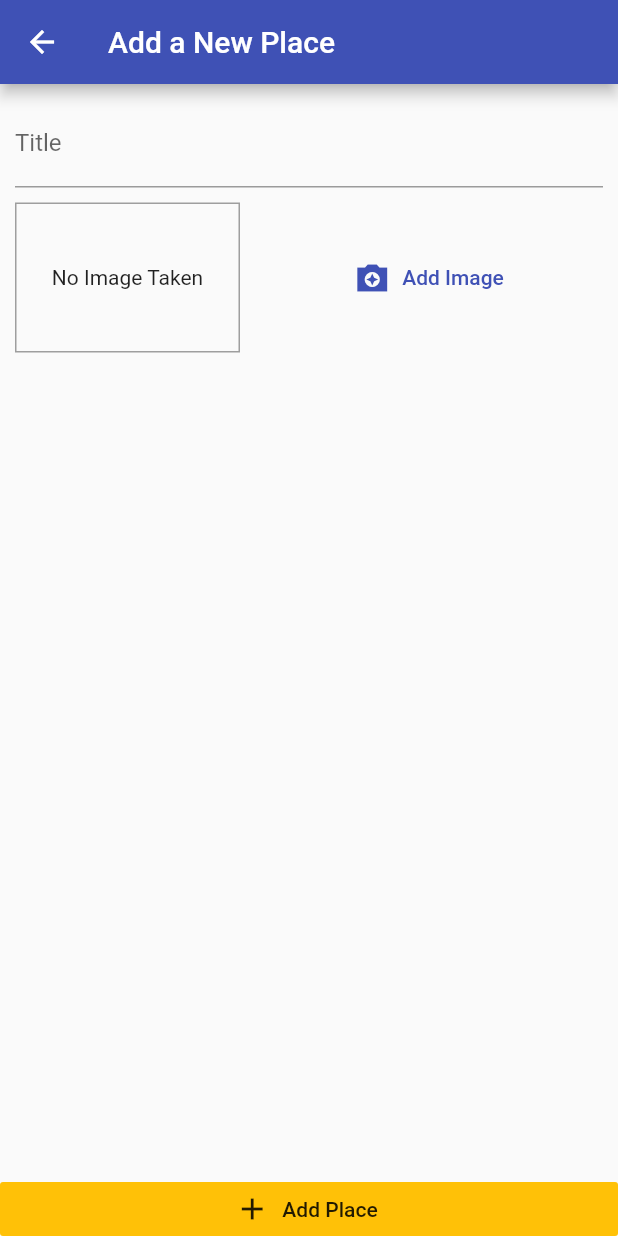
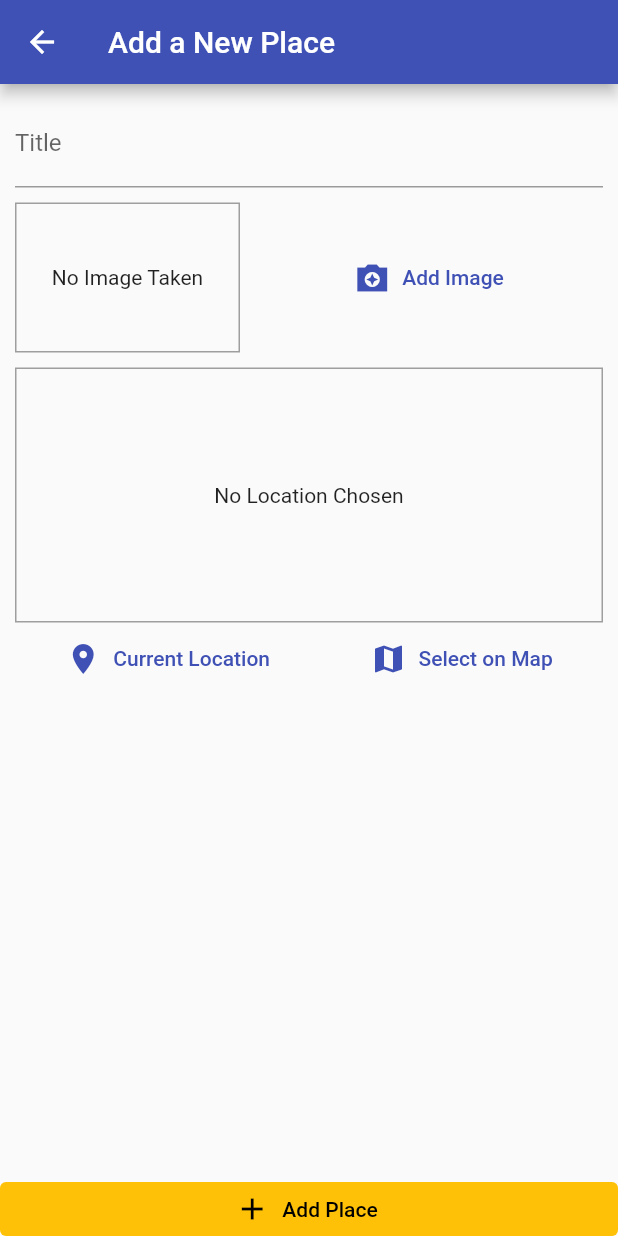
Before and after one commit to bharatbudhori/Great_Places, a Flutter app: the AddPlaceScreen screen opened by its route, on a phone screen of 412 x 824 dp. Run offline on Flutter 3.47's test engine with Material 2 defaults, Android fonts, the phone set to English and light mode, and no system bars; our stand-ins replace image_picker, location, sqflite; accounts and stored records are empty.

Commit message:
added google map static image

```diff
--- /dev/null
+++ b/lib/helpers/location_helper.dart
@@ -0,0 +1,7 @@
+const GOOGLE_API_KEY='AIzaSyAmAlETPn6Y0bvTz5Fi3Bho0UGKVpxzyHg';
+
+class LocationHelper {
+  static String generateLocationPreviewImage({double latitude, double longitude,}) {
+    return 'https://maps.googleapis.com/maps/api/staticmap?center=&$latitude,$longitude&zoom=20&size=600x300&maptype=roadmap&markers=color:red%7Clabel:A%7C$latitude,$longitude&key=$GOOGLE_API_KEY';
+  }
+}
--- a/lib/screens/add_place_screen.dart
+++ b/lib/screens/add_place_screen.dart
@@ -5,6 +5,7 @@ import 'package:provider/provider.dart';
 
 import '../widgets/image_input.dart';
 import '../providers/great_place.dart';
+import '../widgets/location_input.dart';
 
 class AddPlaceScreen extends StatefulWidget {
   static const routeName = '/add-place';
@@ -38,33 +39,38 @@ class _AddPlaceScreenState extends State<AddPlaceScreen> {
       ),
       body: Column(
         crossAxisAlignment: CrossAxisAlignment.stretch,
-        children: <Widget>[
+        children: [
           Expanded(
             child: SingleChildScrollView(
               child: Padding(
                 padding: EdgeInsets.all(10),
                 child: Column(
-                  children: <Widget>[
+                  children: [
                     TextField(
-                      decoration: InputDecoration(labelText: 'Title'),
+                      decoration: InputDecoration(
+                        labelText: 'Title',
+                      ),
                       controller: _titleController,
                     ),
-                    SizedBox(
-                      height: 10,
-                    ),
+                    SizedBox(height: 10),
                     ImageInput(_selectImage),
+                    SizedBox(height: 10),
+                    LocationInput(),
                   ],
                 ),
               ),
             ),
           ),
-          RaisedButton.icon(
+          ElevatedButton.icon(
+            onPressed: _savePlace,
             icon: Icon(Icons.add),
             label: Text('Add Place'),
-            onPressed: _savePlace,
-            elevation: 0,
-            materialTapTargetSize: MaterialTapTargetSize.shrinkWrap,
-            color: Theme.of(context).accentColor,
+            style: ElevatedButton.styleFrom(
+              elevation: 0,
+              tapTargetSize: MaterialTapTargetSize.shrinkWrap,
+              primary: Theme.of(context).accentColor,
+              onPrimary: Colors.black,
+            ),
           ),
         ],
       ),
--- /dev/null
+++ b/lib/widgets/location_input.dart
@@ -0,0 +1,68 @@
+import 'package:flutter/material.dart';
+import 'package:location/location.dart';
+
+import '../helpers/location_helper.dart';
+
+class LocationInput extends StatefulWidget {
+  @override
+  _LocationInputState createState() => _LocationInputState();
+}
+
+class _LocationInputState extends State<LocationInput> {
+  String _previewImageUrl;
+
+  Future<void> _getCurrentUserLocation() async {
+    final locData = await Location().getLocation();
+    final staticMapImageUrl = LocationHelper.generateLocationPreviewImage(
+      latitude: locData.latitude,
+      longitude: locData.longitude,
+    );
+    setState(() {
+      _previewImageUrl = staticMapImageUrl;
+    });
+  }
+
+  @override
+  Widget build(BuildContext context) {
+    return Column(
+      children: [
+        Container(
+          height: 170,
+          width: double.infinity,
+          alignment: Alignment.center,
+          decoration: BoxDecoration(
+            border: Border.all(
+              width: 1,
+              color: Colors.grey,
+            ),
+          ),
+          child: _previewImageUrl == null
+              ? Text(
+                  'No Location Chosen',
+                  textAlign: TextAlign.center,
+                )
+              : Image.network(
+                  _previewImageUrl,
+                  fit: BoxFit.cover,
+                  width: double.infinity,
+                ),
+        ),
+        Row(
+          mainAxisAlignment: MainAxisAlignment.spaceAround,
+          children: [
+            TextButton.icon(
+              onPressed: _getCurrentUserLocation,
+              icon: Icon(Icons.location_on),
+              label: Text('Current Location'),
+            ),
+            TextButton.icon(
+              onPressed: () {},
+              icon: Icon(Icons.map),
+              label: Text('Select on Map'),
+            ),
+          ],
+        ),
+      ],
+    );
+  }
+}
--- a/pubspec.yaml
+++ b/pubspec.yaml
@@ -28,6 +28,8 @@ dependencies:
   path_provider: ^2.0.1
   path: ^1.8.0
   sqflite: ^2.0.0+3
+  location: ^4.1.1
+  google_maps_flutter: ^2.0.3
 
 
   # The following adds the Cupertino Icons font to your application.
```
Also changed, not shown: pubspec.lock.
